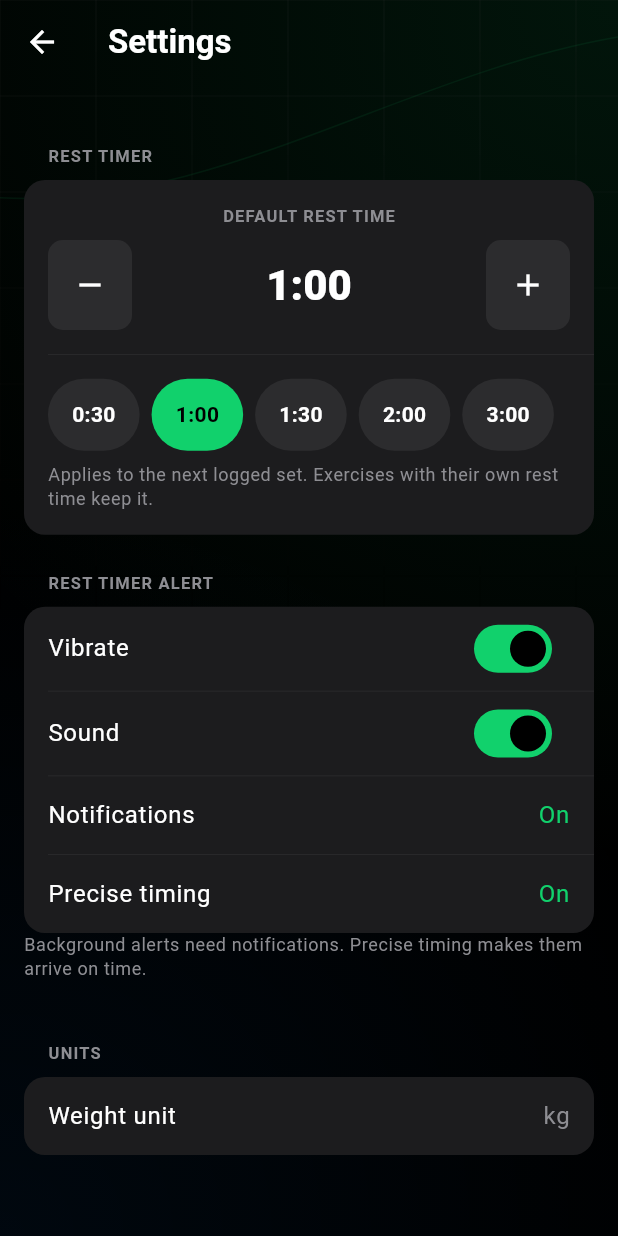
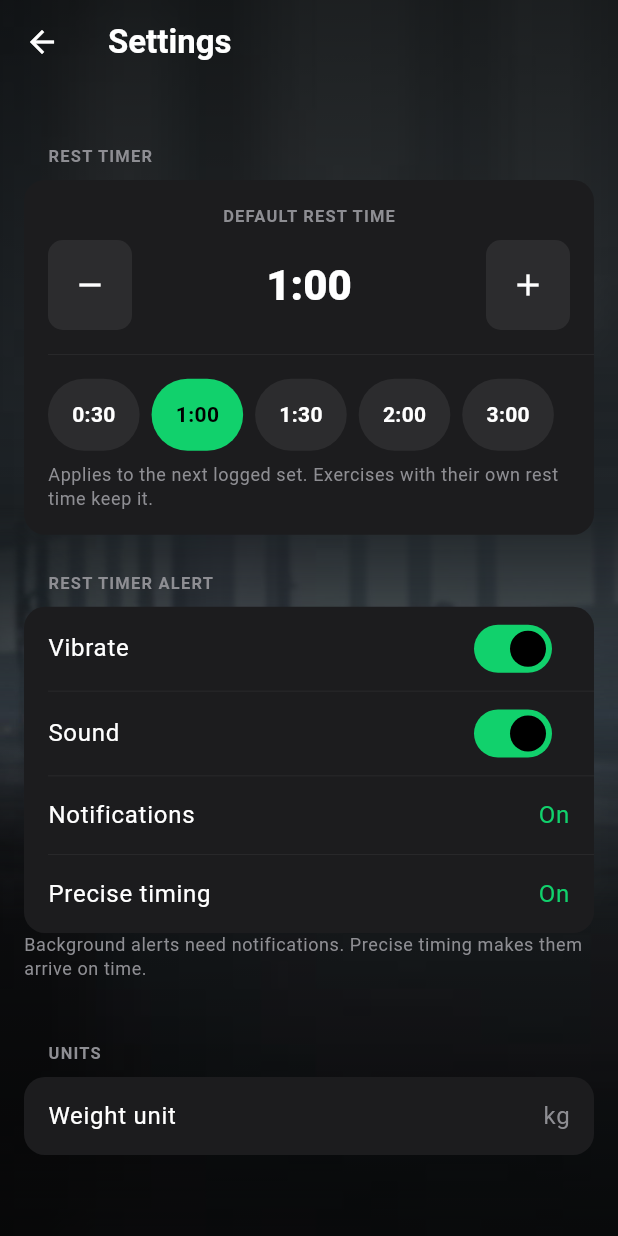
Before and after one commit to rshahar1/fitapp, a Flutter app: the screen it shows after launch, after a tap on the "settings" icon, on a phone screen of 412 x 824 dp. Run offline on Flutter 3.47's test engine with Material 3 defaults, Android fonts, the phone set to English and light mode, and no system bars; our stand-ins replace audioplayers, drift, drift_flutter, fl_chart, flutter_local_notifications, flutter_riverpod and 3 more; missing offline and left inert: app_settings; accounts and stored records are empty; generated files the repository leaves out were written again.

Commit message:
feat(004): photo backdrop behind every screen
Pexels photo 6389516 (Pexels License): blurred full-screen fill plus a
feathered full-width band that keeps the barbell at ~60% of the screen
height on any aspect ratio, with header and bottom scrims. Assets are
generated by tool/make_backdrop.py and precached before first frame.

Co-Authored-By: Claude Opus 5.5 <noreply@anthropic.com>

```diff
--- a/lib/app/app.dart
+++ b/lib/app/app.dart
@@ -1,3 +1,5 @@
+import 'dart:async';
+
 import 'package:fitapp/app/backdrop.dart';
 import 'package:fitapp/app/router.dart';
 import 'package:fitapp/app/theme/app_theme.dart';
@@ -26,6 +28,18 @@ class _FitAppState extends ConsumerState<FitApp> {
     );
   }
 
+  bool _precached = false;
+
+  @override
+  void didChangeDependencies() {
+    super.didChangeDependencies();
+    if (_precached) return;
+    _precached = true;
+    for (final path in [backdropFillAsset, backdropBandAsset]) {
+      unawaited(precacheImage(AssetImage(path), context, onError: (_, _) {}));
+    }
+  }
+
   void _background() => ref.read(restTimerProvider.notifier).onBackground();
 
   void _foreground() => ref.read(restTimerProvider.notifier).onForeground();
--- a/lib/app/backdrop.dart
+++ b/lib/app/backdrop.dart
@@ -1,9 +1,22 @@
-import 'dart:ui' as ui;
+import 'dart:math' as math;
 
 import 'package:fitapp/app/theme/tokens.dart';
 import 'package:material_ui/material_ui.dart';
 
-/// Black background with a subtle decorative layer (PRD §2.2).
+/// Blurred dark fill image asset.
+const backdropFillAsset = 'assets/images/backdrop_fill.jpg';
+
+/// Barbell band image asset.
+const backdropBandAsset = 'assets/images/backdrop_band.jpg';
+
+const _bandAspect = 1067 / 1600;
+const _barFraction = 0.567;
+const _barAnchor = 0.60;
+const _bandFade = 180.0;
+const _headerHeight = 330.0;
+const _bottomFraction = 0.40;
+
+/// Black background with a photo backdrop behind [child] (PRD §2.2).
 class AppBackdrop extends StatelessWidget {
   /// Creates the backdrop around [child].
   const new({super.key, required this.child});
@@ -20,9 +33,7 @@ class AppBackdrop extends StatelessWidget {
         children: [
           const ExcludeSemantics(
             child: RepaintBoundary(
-              child: IgnorePointer(
-                child: CustomPaint(painter: _BackdropPainter()),
-              ),
+              child: IgnorePointer(child: _BackdropLayers()),
             ),
           ),
           child,
@@ -32,79 +43,97 @@ class AppBackdrop extends StatelessWidget {
   }
 }
 
-class _BackdropPainter extends CustomPainter {
+class _BackdropLayers extends StatelessWidget {
   const new();
 
   @override
-  void paint(Canvas canvas, Size size) {
-    final rect = Offset.zero & size;
-    final reach = size.longestSide;
-
-    // Accent glow, top-right.
-    canvas
-      ..drawRect(
-        rect,
-        Paint()
-          ..shader = ui.Gradient.radial(Offset(size.width, 0), reach * 0.7, [
-            AppColors.accent.withValues(alpha: 0.10),
-            AppColors.accent.withValues(alpha: 0),
-          ]),
-      )
-      // Blue glow, bottom-left.
-      ..drawRect(
-        rect,
-        Paint()
-          ..shader = ui.Gradient.radial(Offset(0, size.height), reach * 0.6, [
-            AppColors.backdropBlue.withValues(alpha: 0.06),
-            AppColors.backdropBlue.withValues(alpha: 0),
-          ]),
-      )
-      // Grid fading out toward the middle.
-      ..saveLayer(rect, Paint())
-      ..drawRect(rect, Paint()..color = const Color(0x00000000));
-    final grid = Paint()
-      ..color = AppColors.surfaceHigh.withValues(alpha: 0.35)
-      ..strokeWidth = Sizes.hairline;
-    const cell = Space.xxl;
-    for (var x = 0.0; x <= size.width; x += cell) {
-      canvas.drawLine(Offset(x, 0), Offset(x, size.height), grid);
-    }
-    for (var y = 0.0; y <= size.height; y += cell) {
-      canvas.drawLine(Offset(0, y), Offset(size.width, y), grid);
-    }
-    canvas
-      ..drawRect(
-        rect,
-        Paint()
-          ..blendMode = BlendMode.dstIn
-          ..shader = ui.Gradient.linear(
-            Offset.zero,
-            Offset(0, size.height * 0.5),
-            [AppColors.background, const Color(0x00000000)],
-          ),
-      )
-      ..restore();
-
-    // Thin rising curve near the top.
-    final curve = Path()
-      ..moveTo(0, size.height * 0.16)
-      ..cubicTo(
-        size.width * 0.35,
-        size.height * 0.17,
-        size.width * 0.65,
-        size.height * 0.06,
-        size.width,
-        size.height * 0.03,
-      );
-    canvas.drawPath(
-      curve,
-      Paint()
-        ..style = PaintingStyle.stroke
-        ..strokeWidth = Sizes.hairline * 2
-        ..color = AppColors.accent.withValues(alpha: 0.08),
+  Widget build(BuildContext context) {
+    final dpr = MediaQuery.devicePixelRatioOf(context);
+    return LayoutBuilder(
+      builder: (context, constraints) {
+        final w = constraints.maxWidth;
+        final h = constraints.maxHeight;
+        final bh = w * _bandAspect;
+        final top = _barAnchor * h - _barFraction * bh;
+        final fade = math.min(_bandFade, bh / 2) / bh;
+        return Stack(
+          fit: StackFit.expand,
+          children: [
+            const Positioned.fill(
+              child: Image(
+                image: ResizeImage(AssetImage(backdropFillAsset), width: 540),
+                fit: BoxFit.cover,
+                gaplessPlayback: true,
+                excludeFromSemantics: true,
+                errorBuilder: _noImage,
+              ),
+            ),
+            Positioned(
+              left: 0,
+              top: top,
+              width: w,
+              height: bh,
+              child: ShaderMask(
+                blendMode: BlendMode.dstIn,
+                shaderCallback: (rect) => LinearGradient(
+                  begin: Alignment.topCenter,
+                  end: Alignment.bottomCenter,
+                  colors: const [
+                    Color(0x00000000),
+                    Color(0xFF000000),
+                    Color(0xFF000000),
+                    Color(0x00000000),
+                  ],
+                  stops: [0, fade, 1 - fade, 1],
+                ).createShader(rect),
+                child: Image(
+                  image: ResizeImage(
+                    const AssetImage(backdropBandAsset),
+                    width: (w * dpr).round().clamp(1, 1080),
+                  ),
+                  fit: BoxFit.fill,
+                  gaplessPlayback: true,
+                  excludeFromSemantics: true,
+                  errorBuilder: _noImage,
+                ),
+              ),
+            ),
+            const Positioned(
+              left: 0,
+              top: 0,
+              right: 0,
+              height: _headerHeight,
+              child: DecoratedBox(
+                decoration: BoxDecoration(
+                  gradient: LinearGradient(
+                    begin: Alignment.topCenter,
+                    end: Alignment.bottomCenter,
+                    colors: [AppColors.backdropHeaderScrim, Color(0x00000000)],
+                  ),
+                ),
+              ),
+            ),
+            Positioned(
+              left: 0,
+              right: 0,
+              bottom: 0,
+              height: h * _bottomFraction,
+              child: const DecoratedBox(
+                decoration: BoxDecoration(
+                  gradient: LinearGradient(
+                    begin: Alignment.topCenter,
+                    end: Alignment.bottomCenter,
+                    colors: [Color(0x00000000), AppColors.backdropBottomScrim],
+                  ),
+                ),
+              ),
+            ),
+          ],
+        );
+      },
     );
   }
+}
 
-  @override
-  bool shouldRepaint(_BackdropPainter oldDelegate) => false;
-}
+Widget _noImage(BuildContext context, Object error, StackTrace? stack) =>
+    const SizedBox.shrink();
--- a/lib/app/theme/tokens.dart
+++ b/lib/app/theme/tokens.dart
@@ -17,8 +17,11 @@ abstract final class AppColors {
   static const metricVolume = Color(0xFF64D2FF);
   static const metricWeight = Color(0xFFFF9F0A);
 
-  /// Backdrop-only: very faint blue glow, bottom-left.
-  static const backdropBlue = Color(0xFF0A84FF);
+  /// Backdrop header wash: background at 45 % alpha.
+  static const backdropHeaderScrim = Color(0x73000000);
+
+  /// Backdrop bottom darkening: background at 65 % alpha.
+  static const backdropBottomScrim = Color(0xA6000000);
 }
 
 /// Spacing scale.
--- a/pubspec.yaml
+++ b/pubspec.yaml
@@ -71,6 +71,7 @@ flutter:
 
   assets:
     - assets/sounds/
+    - assets/images/
 
   # To add assets to your application, add an assets section, like this:
   # assets:
```
Also changed, not shown: assets/images/backdrop_band.jpg (added), assets/images/backdrop_fill.jpg (added), 8 other files.
